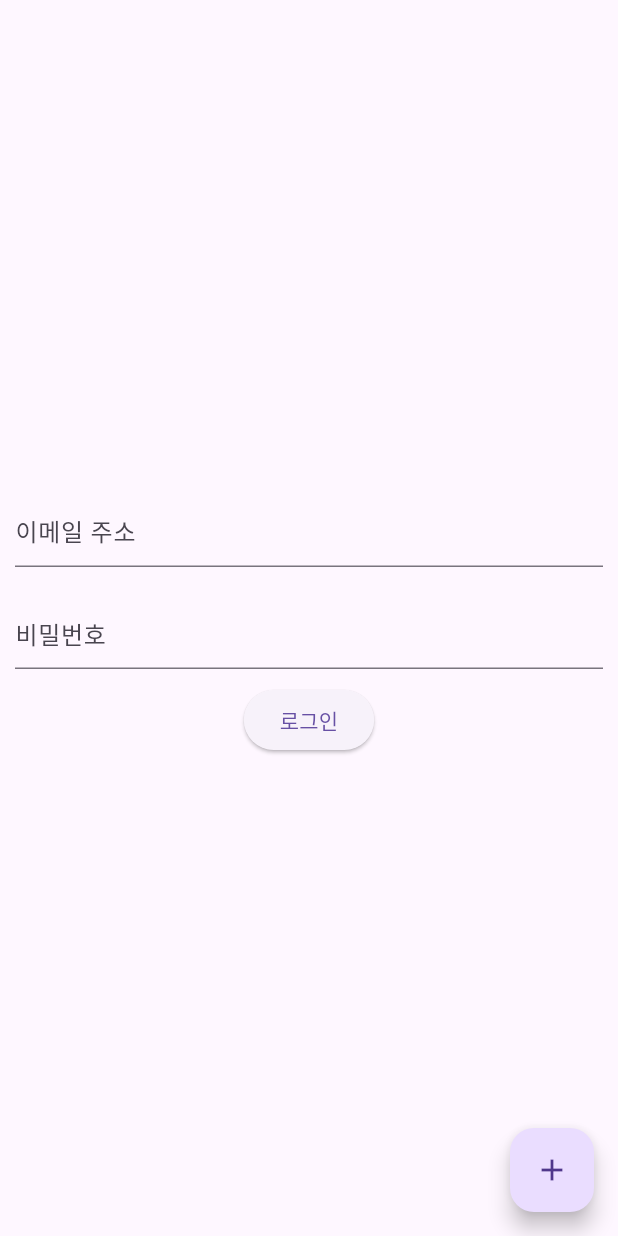
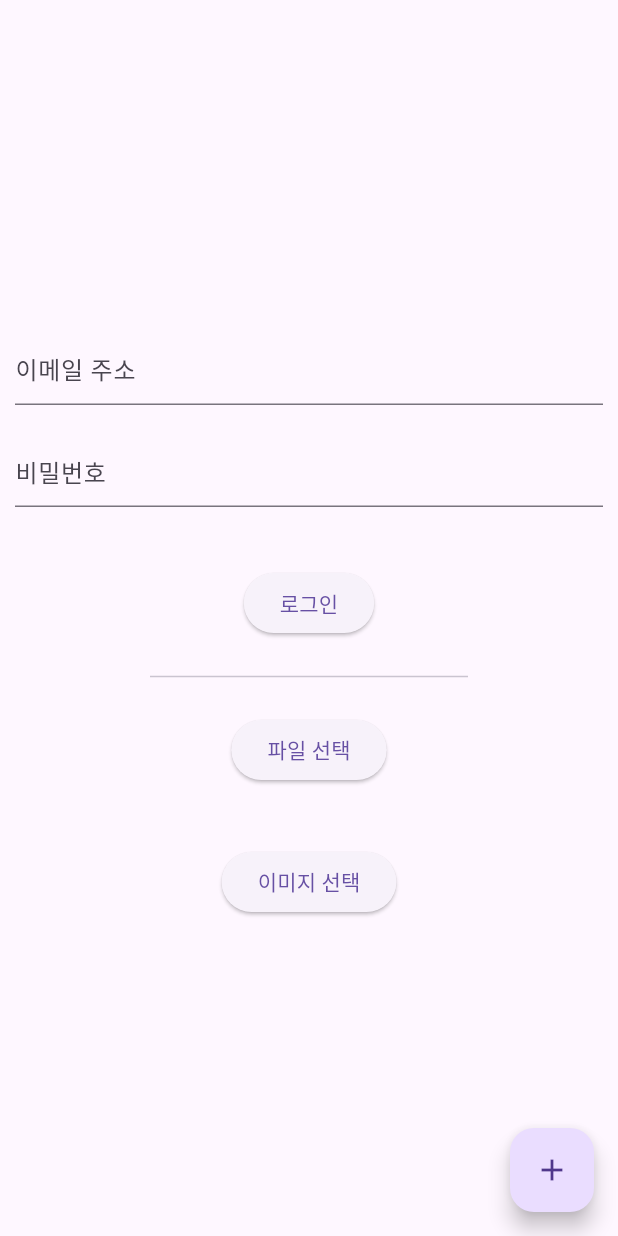
Before and after one commit to hanisoft2022/fc_pt5_ch01_fb, a Flutter app: the screen it shows after launch, on a phone screen of 412 x 824 dp. Run offline on Flutter 3.47's test engine with Material 3 defaults, Android fonts, the light colour scheme and no system bars; our stand-ins replace file_picker, firebase_auth, firebase_core, flutter_hooks, gap, image_picker and 1 more; accounts and stored records are empty.

Commit message:
image picker, file picker etc

```diff
--- a/lib/main.dart
+++ b/lib/main.dart
@@ -1,10 +1,15 @@
 // ignore_for_file: avoid_print
 
+import 'dart:io';
+
+import 'package:file_picker/file_picker.dart';
 import 'package:firebase_auth/firebase_auth.dart';
 import 'package:firebase_core/firebase_core.dart';
 import 'package:firebase_flutter_basic/firebase_options.dart';
 import 'package:flutter/material.dart';
 import 'package:flutter_hooks/flutter_hooks.dart';
+import 'package:gap/gap.dart';
+import 'package:image_picker/image_picker.dart';
 import 'package:velocity_x/velocity_x.dart';
 
 Future<void> main() async {
@@ -20,6 +25,8 @@
   Widget build(BuildContext context) {
     final emailTextController = useTextEditingController();
     final passwordTextController = useTextEditingController();
+    File? file;
+    Image? image;
 
     return MaterialApp(
       title: 'Flutter Demo',
@@ -36,6 +43,7 @@
               decoration: InputDecoration(hintText: '비밀번호'),
               controller: passwordTextController,
             ).p(10),
+            Gap(30),
             ElevatedButton(
               onPressed: () async {
                 try {
@@ -59,6 +67,33 @@
               },
               child: Text('로그인'),
             ),
+            Divider(height: 50, endIndent: 100, indent: 100),
+            ElevatedButton(
+              onPressed: () async {
+                print('파일 선택 버튼 tapped');
+                final FilePickerResult? pickedFile =
+                    await FilePicker.platform.pickFiles();
+                if (pickedFile != null) {
+                  file = File(pickedFile.files.single.path!);
+                  print(file!.path);
+                }
+              },
+              child: '파일 선택'.text.make(),
+            ),
+            Gap(40),
+            ElevatedButton(
+              onPressed: () async {
+                print('이미지 선택 버튼 tapped');
+                final pickedImage = await ImagePicker().pickImage(
+                  source: ImageSource.gallery,
+                );
+                if (pickedImage != null) {
+                  image = Image.file(File(pickedImage.path));
+                }
+              },
+              child: '이미지 선택'.text.make(),
+            ),
+            Container(child: image),
           ],
         ),
         floatingActionButton: FloatingActionButton(
```
Also changed, not shown: pubspec.yaml (+4 -4 lines), pubspec.lock, 6 other files.
